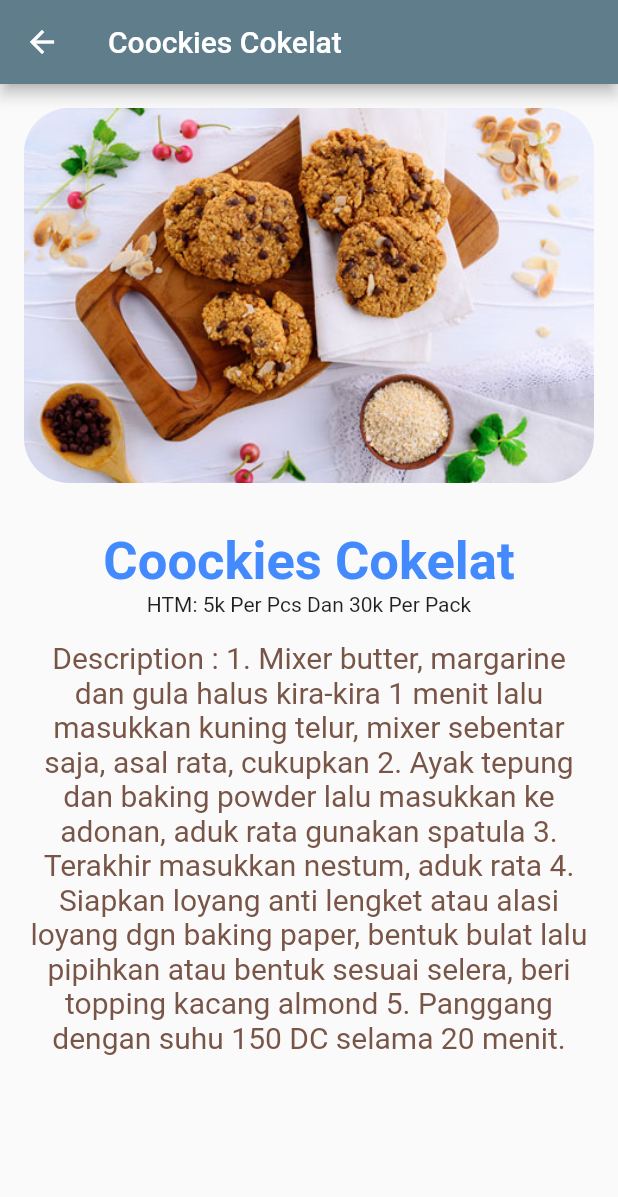
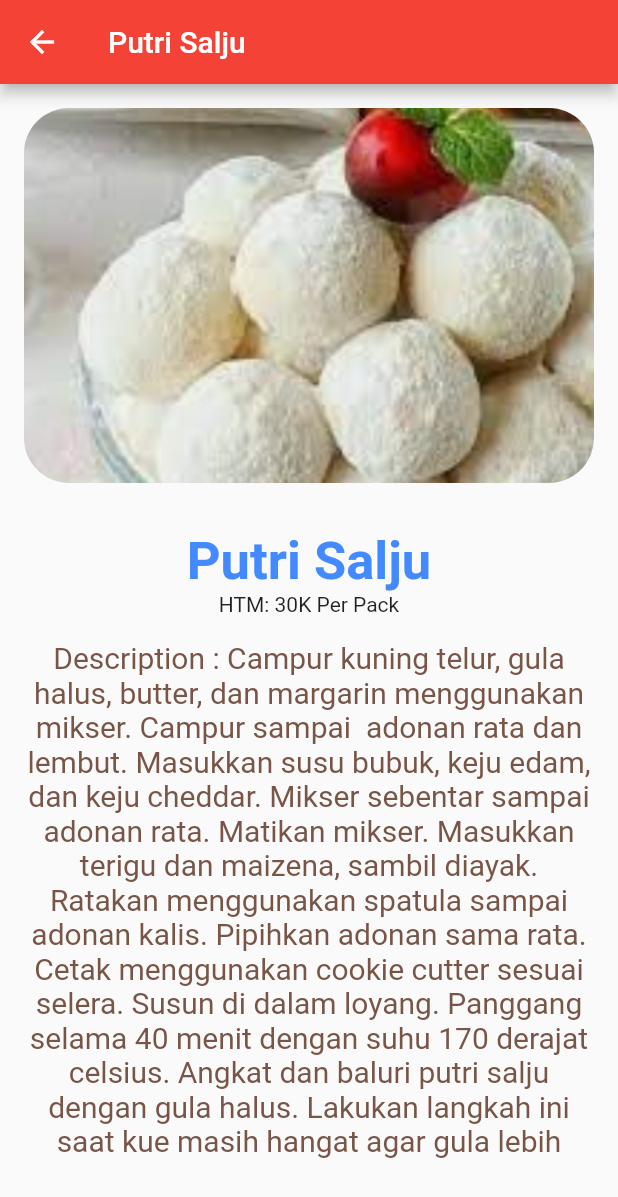
Before and after one commit to MuhamadBagusIndiarto/Project-UTS, a Flutter app: the DetailScreen screen opened directly with sample values from the repository, on a phone screen of 412 x 824 dp. Shown: the top 1197 px of the screen. Run offline on Flutter 3.47's test engine with Material 2 defaults, Android fonts, the phone set to English and light mode, and no system bars.

Commit message:
first commit

```diff
--- a/Cooking/lib/data/homescreen.dart
+++ b/Cooking/lib/data/homescreen.dart
@@ -9,7 +9,7 @@ class home extends StatelessWidget {
   Widget build(BuildContext context) {
     return Scaffold(
       appBar: AppBar(
-        title: Text('Daftar - Daftar Resep Kue Kering'),
+        title: Text('Daftar Resep Kue'),
       ),
       body: ListView.builder(
           itemCount: dataResep.length,
--- a/Cooking/lib/data/resep.dart
+++ b/Cooking/lib/data/resep.dart
@@ -10,29 +10,11 @@ class resep {
 
 List<resep> dataResep = [
   resep(
-      name: 'Coockies Cokelat',
-      htm: '5k Per Pcs Dan 30k Per Pack',
-      tutorial:
-          '1. Mixer butter, margarine dan gula halus kira-kira 1 menit lalu masukkan kuning telur, mixer sebentar saja, asal rata, cukupkan 2. Ayak tepung dan baking powder lalu masukkan ke adonan, aduk rata gunakan spatula 3. Terakhir masukkan nestum, aduk rata 4. Siapkan loyang anti lengket atau alasi loyang dgn baking paper, bentuk bulat lalu pipihkan atau bentuk sesuai selera, beri topping kacang almond 5. Panggang dengan suhu 150 DC selama 20 menit.',
-      image: 'assets/nestumcookies.jpeg'),
-  resep(
-      name: 'Cookies Wafer Keju Cokelat.',
-      htm: '6K Per Pcs',
-      tutorial:
-          '1. Kocok 250 gr mentega, 100 gr gula halus, hingga rata. Masukkan 1 telur utuh dan 1 kuning telur, kocok selama 3 menit hingga agak pucat 2. Masukkan terigu 350 gr, 30 gr maizena, 20 gr susu bubuk sambil diayak dan diaduk dengan spatula 3. Tipiskan adonan, letakkan wafer rasa keju di atasnya, gulung dan padatkan menyelimuti bentuk wafernya 4. Potong-potong sesuai selera. Olesi kuning telur, taburi keju parut, panggang hingga matang api sedang sesuai oven masing-masing, panas atas bawah.',
-      image: 'assets/waferkeju.png'),
-  resep(
       name: 'Putri Salju',
       htm: '30K Per Pack',
       tutorial:
-          '1. Campur margarin dan gula halus,masukkan kuning telur,lalu pasta pandan campur sebentar asal rata lalu matikan mixer 2. Masukkan tepung dan susu bubuk yang sudah diayak, aduk dengan sendok kayu hingga rata 3. Bentuk adonan bulat kurang lebih 6 gram,bisa juga dicetak. Oven hingga matang dengan suhu 160 / sesuaikan oven. Dinginkan, lalu gulingkan di bahan taburan.',
+          'Campur kuning telur, gula halus, butter, dan margarin menggunakan mikser. Campur sampai  adonan rata dan lembut. Masukkan susu bubuk, keju edam, dan keju cheddar. Mikser sebentar sampai adonan rata. Matikan mikser. Masukkan terigu dan maizena, sambil diayak. Ratakan menggunakan spatula sampai adonan kalis. Pipihkan adonan sama rata. Cetak menggunakan cookie cutter sesuai selera. Susun di dalam loyang. Panggang selama 40 menit dengan suhu 170 derajat celsius. Angkat dan baluri putri salju dengan gula halus. Lakukan langkah ini saat kue masih hangat agar gula lebih menempel. Tata di dalam wadah dan taburi kembali dengan gula halus. Sajikan',
       image: 'assets/putrisalju.png'),
-  resep(
-      name: 'Kue Garpu',
-      htm: '60K Per Pack',
-      tutorial:
-          '1. Dalam wadah campurkan terigu dan mentega, campur rata hingga berbentuk butiran pasir 2. Lalu masukkan telur, keju, penyedap rasa, garam, dan merica, aduk rata 3. Terakhir masukkan air sedikit demi sedikit uleni sampai adonan kalis 4. Ambil sedikit adonan, pipihkan sampai tipis di bagian punggung garpu, gulung. Lanjutkan sampai adonan habis 5. Panaskan minyak, masukkan kue garpu, kecilkan api, angkat ketika sudah kecokelatan, tiriskan 6. Masukkan toples jika kue garpu sudah dingin.',
-      image: 'assets/kuegarpu.png'),
   resep(
       name: 'Donat Kentang',
       htm: '3k Per Pcs Dan 60K Per Pcs',
--- a/Cooking/lib/main.dart
+++ b/Cooking/lib/main.dart
@@ -12,7 +12,7 @@ class MyApp extends StatelessWidget {
   @override
   Widget build(BuildContext context) {
     return MaterialApp(
-      title: 'Daftar - Daftar Resep Kue Kering',
+      title: 'Daftar Resep Kue ',
       theme: ThemeData(
         // This is the theme of your application.
         //
@@ -23,7 +23,7 @@ class MyApp extends StatelessWidget {
         // or simply save your changes to "hot reload" in a Flutter IDE).
         // Notice that the counter didn't reset back to zero; the application
         // is not restarted.
-        primarySwatch: Colors.blueGrey,
+        primarySwatch: Colors.red,
       ),
       home: const home(),
     );
```
Also changed, not shown: tampilan awal.jpg (added).
